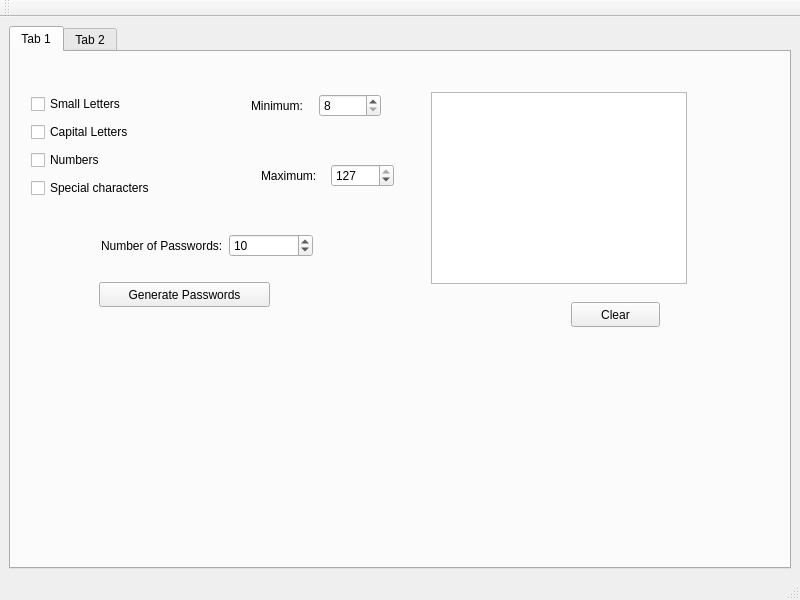
This is passwordgenerator.ui in Bollos00/PasswordGenerator as Qt 5 draws it before an edit. The edited form follows.
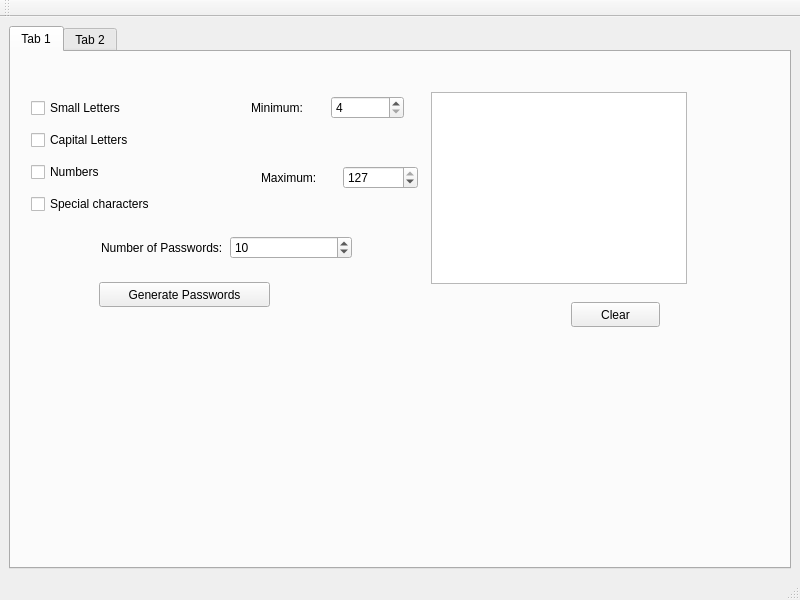
This is the edited form. The open tabs and pages were chosen to show the change.

Commit message: limite mínimo (8->4)

The edit to the form file:
```diff
--- a/passwordgenerator.ui
+++ b/passwordgenerator.ui
@@ -39,8 +39,8 @@
          <rect>
           <x>90</x>
           <y>180</y>
-          <width>212</width>
-          <height>28</height>
+          <width>251</width>
+          <height>32</height>
          </rect>
         </property>
         <layout class="QHBoxLayout" name="horizontalLayout_3">
@@ -84,8 +84,8 @@
          <rect>
           <x>240</x>
           <y>40</y>
-          <width>130</width>
-          <height>28</height>
+          <width>153</width>
+          <height>32</height>
          </rect>
         </property>
         <layout class="QHBoxLayout" name="horizontalLayout_2">
@@ -99,7 +99,7 @@
          <item>
           <widget class="QSpinBox" name="QSB_minimum">
            <property name="minimum">
-            <number>8</number>
+            <number>4</number>
            </property>
            <property name="maximum">
             <number>127</number>
@@ -126,8 +126,8 @@
          <rect>
           <x>250</x>
           <y>110</y>
-          <width>133</width>
-          <height>28</height>
+          <width>157</width>
+          <height>32</height>
          </rect>
         </property>
         <layout class="QHBoxLayout" name="horizontalLayout_4">
@@ -141,7 +141,7 @@
          <item>
           <widget class="QSpinBox" name="QSB_maximum">
            <property name="minimum">
-            <number>8</number>
+            <number>4</number>
            </property>
            <property name="maximum">
             <number>127</number>
@@ -158,8 +158,8 @@
          <rect>
           <x>20</x>
           <y>40</y>
-          <width>149</width>
-          <height>112</height>
+          <width>178</width>
+          <height>128</height>
          </rect>
         </property>
         <layout class="QVBoxLayout" name="verticalLayout">
```
Left out of the diff: 18 changed lines with no effect on the pictures. The commit also changes 1 other file.
